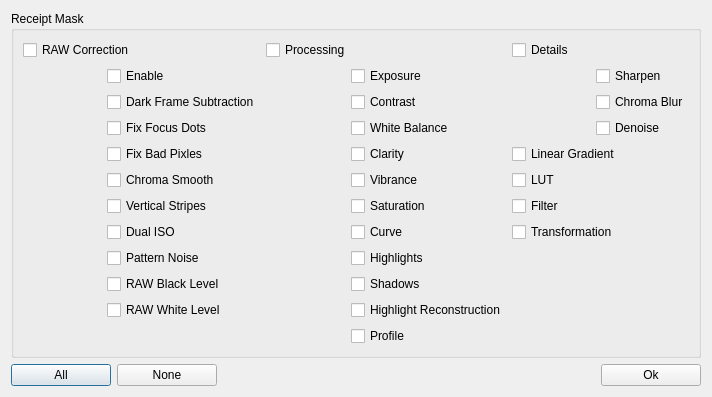
First picture: the form in platform/qt/ReceiptCopyMaskDialog.ui, repository ilia3101/MLV-App, before the edit.
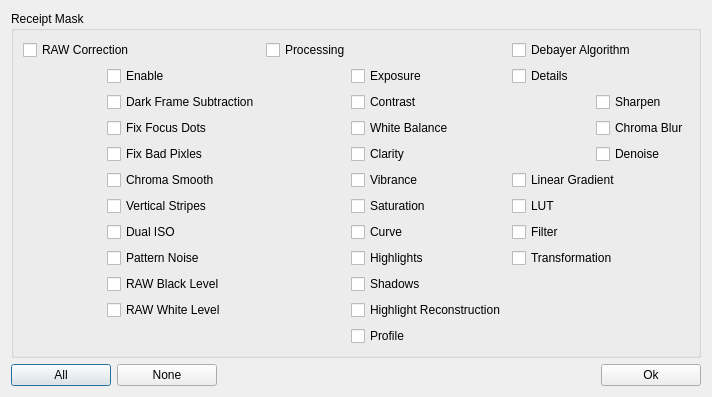
Second picture: the form after the edit.

Commit message: Test commit for auto switch debayer. -select preview debayer via menu -select viewer debayer via edit pane -select export debayer via export settings + edit pane

```diff
--- a/platform/qt/ReceiptCopyMaskDialog.ui
+++ b/platform/qt/ReceiptCopyMaskDialog.ui
@@ -25,20 +25,68 @@
         <property name="verticalSpacing">
          <number>-1</number>
         </property>
-        <item row="0" column="2" colspan="2">
-         <widget class="QCheckBox" name="checkBoxProcessing">
+        <item row="0" column="4" colspan="2">
+         <widget class="QCheckBox" name="checkBoxDebayer">
           <property name="text">
-           <string>Processing</string>
+           <string>Debayer Algorithm</string>
           </property>
-          <property name="checked">
+         </widget>
+        </item>
+        <item row="7" column="4" colspan="2">
+         <widget class="QCheckBox" name="checkBoxTransformation">
+          <property name="text">
+           <string>Transformation</string>
+          </property>
+         </widget>
+        </item>
+        <item row="0" column="0" colspan="2">
+         <widget class="QCheckBox" name="checkBoxRawCorrection">
+          <property name="text">
+           <string>RAW Correction</string>
+          </property>
+          <property name="tristate">
            <bool>false</bool>
           </property>
+         </widget>
+        </item>
+        <item row="6" column="4" colspan="2">
+         <widget class="QCheckBox" name="checkBoxFilter">
+          <property name="text">
+           <string>Filter</string>
+          </property>
+         </widget>
+        </item>
+        <item row="4" column="4" colspan="2">
+         <widget class="QCheckBox" name="checkBoxGradient">
+          <property name="text">
+           <string>Linear Gradient</string>
+          </property>
+         </widget>
+        </item>
+        <item row="1" column="4" colspan="2">
+         <widget class="QCheckBox" name="checkBoxDetails">
+          <property name="text">
+           <string>Details</string>
+          </property>
           <property name="tristate">
            <bool>false</bool>
           </property>
          </widget>
         </item>
-        <item row="1" column="5" rowspan="2">
+        <item row="8" column="4" colspan="2">
+         <spacer name="verticalSpacer_4">
+          <property name="orientation">
+           <enum>Qt::Vertical</enum>
+          </property>
+          <property name="sizeHint" stdset="0">
+           <size>
+            <width>20</width>
+            <height>40</height>
+           </size>
+          </property>
+         </spacer>
+        </item>
+        <item row="2" column="5" rowspan="2">
          <layout class="QVBoxLayout" name="verticalLayout">
           <property name="spacing">
            <number>-1</number>
@@ -69,27 +117,27 @@
           </item>
          </layout>
         </item>
-        <item row="0" column="0" colspan="2">
-         <widget class="QCheckBox" name="checkBoxRawCorrection">
+        <item row="5" column="4" colspan="2">
+         <widget class="QCheckBox" name="checkBoxLut">
           <property name="text">
-           <string>RAW Correction</string>
+           <string>LUT</string>
           </property>
-          <property name="tristate">
-           <bool>false</bool>
-          </property>
          </widget>
         </item>
-        <item row="0" column="4" colspan="2">
-         <widget class="QCheckBox" name="checkBoxDetails">
+        <item row="0" column="2" colspan="2">
+         <widget class="QCheckBox" name="checkBoxProcessing">
           <property name="text">
-           <string>Details</string>
+           <string>Processing</string>
           </property>
+          <property name="checked">
+           <bool>false</bool>
+          </property>
           <property name="tristate">
            <bool>false</bool>
           </property>
          </widget>
         </item>
-        <item row="1" column="3" rowspan="7">
+        <item row="1" column="3" rowspan="8">
          <layout class="QVBoxLayout" name="verticalLayout_2">
           <property name="spacing">
            <number>-1</number>
@@ -189,7 +237,7 @@
           </item>
          </layout>
         </item>
-        <item row="1" column="1" rowspan="7">
+        <item row="1" column="1" rowspan="8">
          <layout class="QVBoxLayout" name="verticalLayout_3">
           <property name="spacing">
            <number>-1</number>
@@ -282,47 +330,6 @@
           </item>
          </layout>
         </item>
-        <item row="3" column="4" colspan="2">
-         <widget class="QCheckBox" name="checkBoxGradient">
-          <property name="text">
-           <string>Linear Gradient</string>
-          </property>
-         </widget>
-        </item>
-        <item row="4" column="4" colspan="2">
-         <widget class="QCheckBox" name="checkBoxLut">
-          <property name="text">
-           <string>LUT</string>
-          </property>
-         </widget>
-        </item>
-        <item row="5" column="4" colspan="2">
-         <widget class="QCheckBox" name="checkBoxFilter">
-          <property name="text">
-           <string>Filter</string>
-          </property>
-         </widget>
-        </item>
-        <item row="6" column="4" colspan="2">
-         <widget class="QCheckBox" name="checkBoxTransformation">
-          <property name="text">
-           <string>Transformation</string>
-          </property>
-         </widget>
-        </item>
-        <item row="7" column="4" colspan="2">
-         <spacer name="verticalSpacer_3">
-          <property name="orientation">
-           <enum>Qt::Vertical</enum>
-          </property>
-          <property name="sizeHint" stdset="0">
-           <size>
-            <width>20</width>
-            <height>40</height>
-           </size>
-          </property>
-         </spacer>
-        </item>
        </layout>
       </item>
      </layout>
```
Left out of the diff: 6 changed lines with no effect on the pictures. The commit also changes 6 other files.
